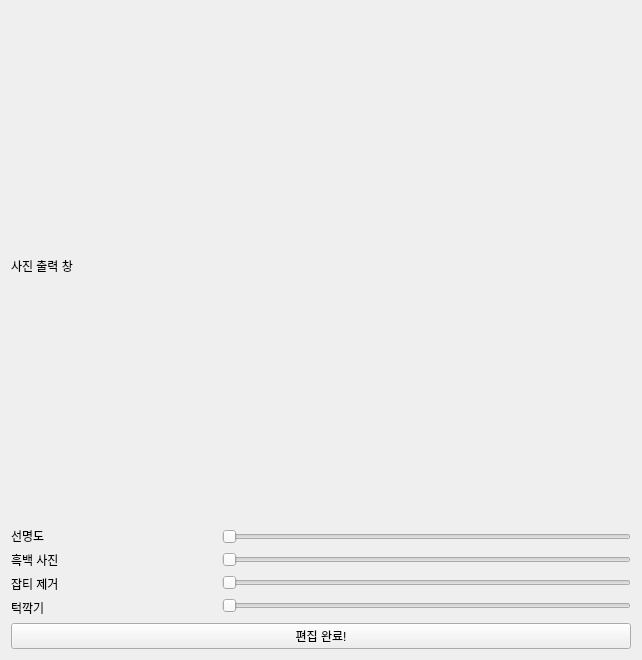
Above: Qt/Simple-Smart-ID-Photo-Maker_Qt/photoeditpage.ui from jeong7231/Intel7_simple_id_photo_maker before the change. Below: the same form after it.
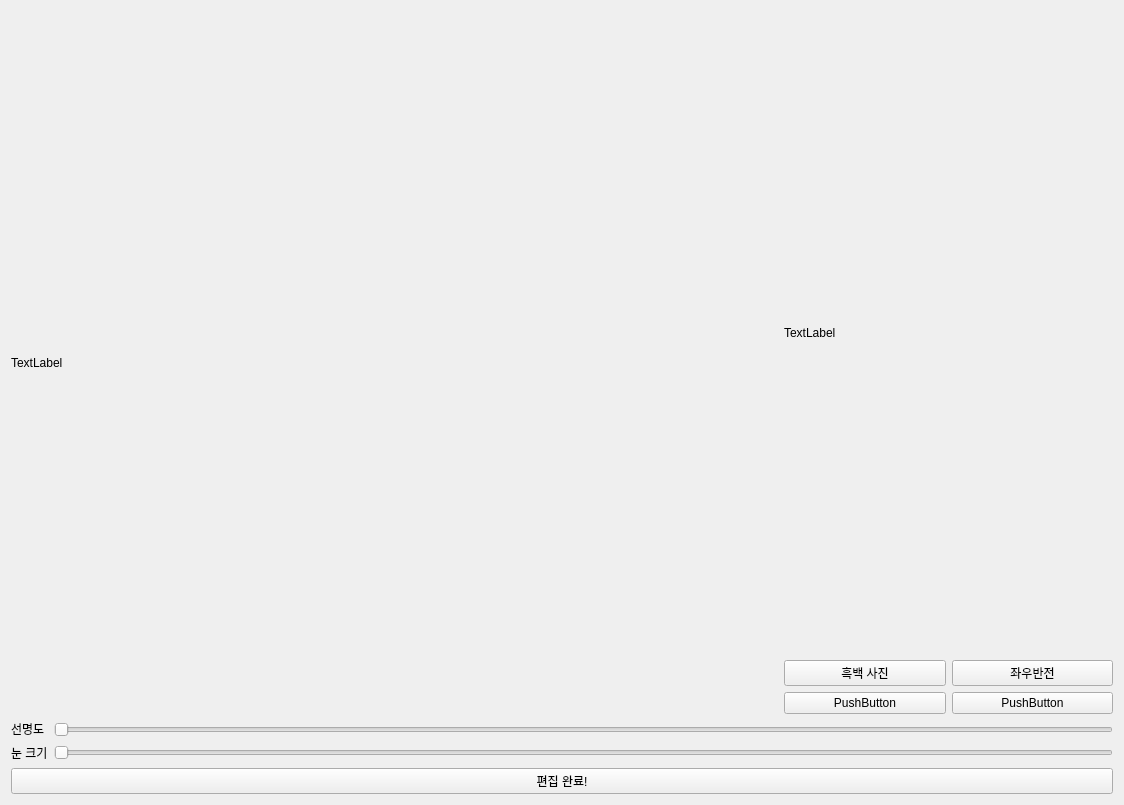
That is the form after the change.

Commit message: 흑백 반전, 좌우반전

```diff
--- a/Qt/Simple-Smart-ID-Photo-Maker_Qt/photoeditpage.ui
+++ b/Qt/Simple-Smart-ID-Photo-Maker_Qt/photoeditpage.ui
@@ -6,8 +6,8 @@
    <rect>
     <x>0</x>
     <y>0</y>
-    <width>642</width>
-    <height>660</height>
+    <width>1124</width>
+    <height>805</height>
    </rect>
   </property>
   <property name="windowTitle">
@@ -15,43 +15,86 @@
   </property>
   <layout class="QVBoxLayout" name="verticalLayout_2">
    <item>
-    <layout class="QVBoxLayout" name="verticalLayout" stretch="5,2,0">
+    <layout class="QVBoxLayout" name="verticalLayout" stretch="10,1,1">
      <item>
-      <widget class="QLabel" name="photoScreen">
-       <property name="text">
-        <string>사진 출력 창</string>
-       </property>
-      </widget>
+      <layout class="QHBoxLayout" name="horizontalLayout_3" stretch="7,3">
+       <item>
+        <widget class="QLabel" name="photoScreen">
+         <property name="text">
+          <string>TextLabel</string>
+         </property>
+        </widget>
+       </item>
+       <item>
+        <layout class="QVBoxLayout" name="verticalLayout_3" stretch="5,1,1">
+         <item>
+          <widget class="QLabel" name="label_2">
+           <property name="text">
+            <string>TextLabel</string>
+           </property>
+          </widget>
+         </item>
+         <item>
+          <layout class="QHBoxLayout" name="horizontalLayout_5">
+           <item>
+            <widget class="QPushButton" name="BW_Button">
+             <property name="text">
+              <string>흑백 사진</string>
+             </property>
+             <property name="checkable">
+              <bool>true</bool>
+             </property>
+            </widget>
+           </item>
+           <item>
+            <widget class="QPushButton" name="horizontal_flip_button">
+             <property name="text">
+              <string>좌우반전</string>
+             </property>
+            </widget>
+           </item>
+          </layout>
+         </item>
+         <item>
+          <layout class="QHBoxLayout" name="horizontalLayout_4">
+           <item>
+            <widget class="QPushButton" name="pushButton_4">
+             <property name="text">
+              <string>PushButton</string>
+             </property>
+            </widget>
+           </item>
+           <item>
+            <widget class="QPushButton" name="pushButton_3">
+             <property name="text">
+              <string>PushButton</string>
+             </property>
+            </widget>
+           </item>
+          </layout>
+         </item>
+        </layout>
+       </item>
+      </layout>
      </item>
      <item>
-      <layout class="QHBoxLayout" name="horizontalLayout_2" stretch="2,4">
+      <layout class="QHBoxLayout" name="horizontalLayout_2" stretch="0,0">
        <item>
         <layout class="QVBoxLayout" name="verticalLayout_7">
          <item>
           <widget class="QLabel" name="Sharpen_label">
+           <property name="layoutDirection">
+            <enum>Qt::LayoutDirection::LeftToRight</enum>
+           </property>
            <property name="text">
             <string>선명도</string>
            </property>
           </widget>
          </item>
-         <item>
-          <widget class="QLabel" name="BW_label">
-           <property name="text">
-            <string>흑백 사진</string>
-           </property>
-          </widget>
-         </item>
          <item>
           <widget class="QLabel" name="spot_removal_label">
            <property name="text">
-            <string>잡티 제거</string>
-           </property>
-          </widget>
-         </item>
-         <item>
-          <widget class="QLabel" name="slim_face">
-           <property name="text">
-            <string>턱깍기</string>
+            <string>눈 크기</string>
            </property>
           </widget>
          </item>
@@ -66,13 +109,6 @@
            </property>
           </widget>
          </item>
-         <item>
-          <widget class="QSlider" name="BW_bar">
-           <property name="orientation">
-            <enum>Qt::Orientation::Horizontal</enum>
-           </property>
-          </widget>
-         </item>
          <item>
           <widget class="QSlider" name="spot_removal_bar">
            <property name="orientation">
@@ -80,13 +116,6 @@
            </property>
           </widget>
          </item>
-         <item>
-          <widget class="QSlider" name="slim_face_bar">
-           <property name="orientation">
-            <enum>Qt::Orientation::Horizontal</enum>
-           </property>
-          </widget>
-         </item>
         </layout>
        </item>
       </layout>
```
The commit also changes 4 other files.
